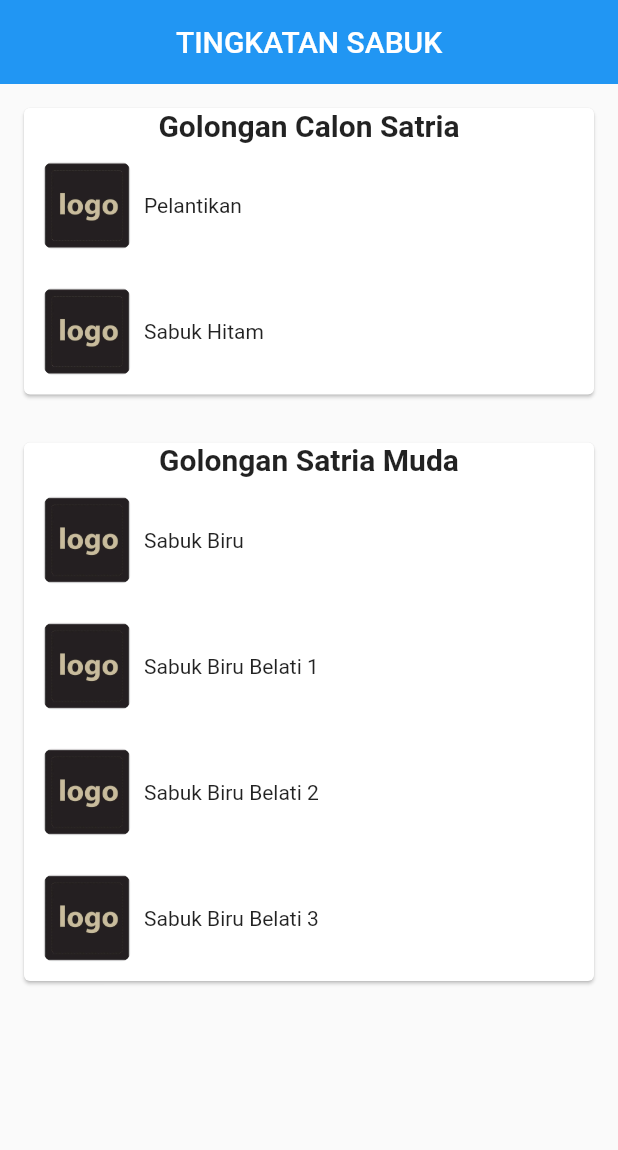
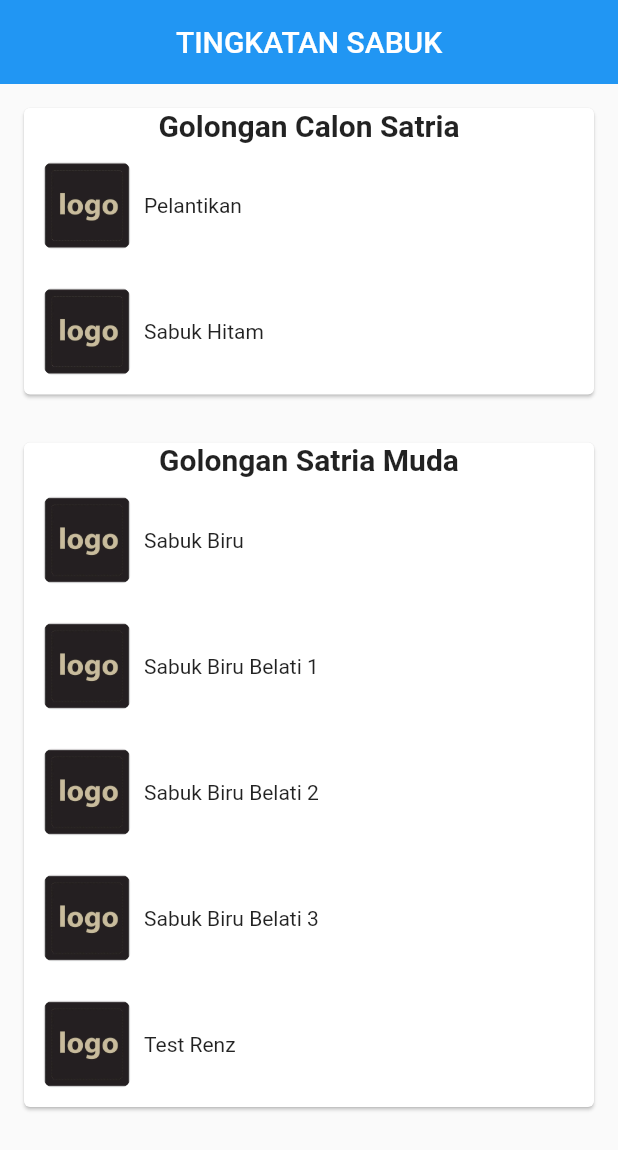
Before and after one commit to reonm4tcha/kps_nusantara_app, a Flutter app: the screen it shows after launch, on a phone screen of 412 x 824 dp. Shown: the top 1150 px of the screen. Run offline on Flutter 3.47's test engine with Material 2 defaults, Android fonts, the phone set to English and light mode, and no system bars.

Commit message:
test4-commit

```diff
--- a/lib/data/data.dart
+++ b/lib/data/data.dart
@@ -17,6 +17,7 @@ final _satriaMuda = Golongan(
     'Sabuk Biru Belati 1',
     'Sabuk Biru Belati 2',
     'Sabuk Biru Belati 3',
+    'Test Renz'
   ],
 );
 
```
